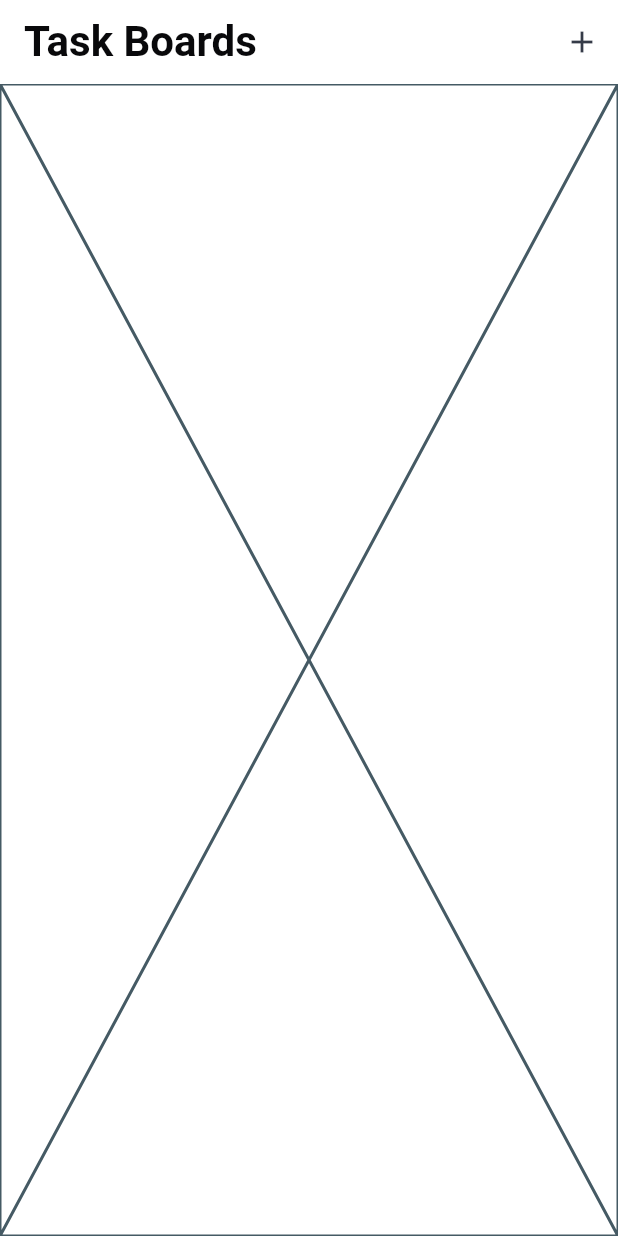
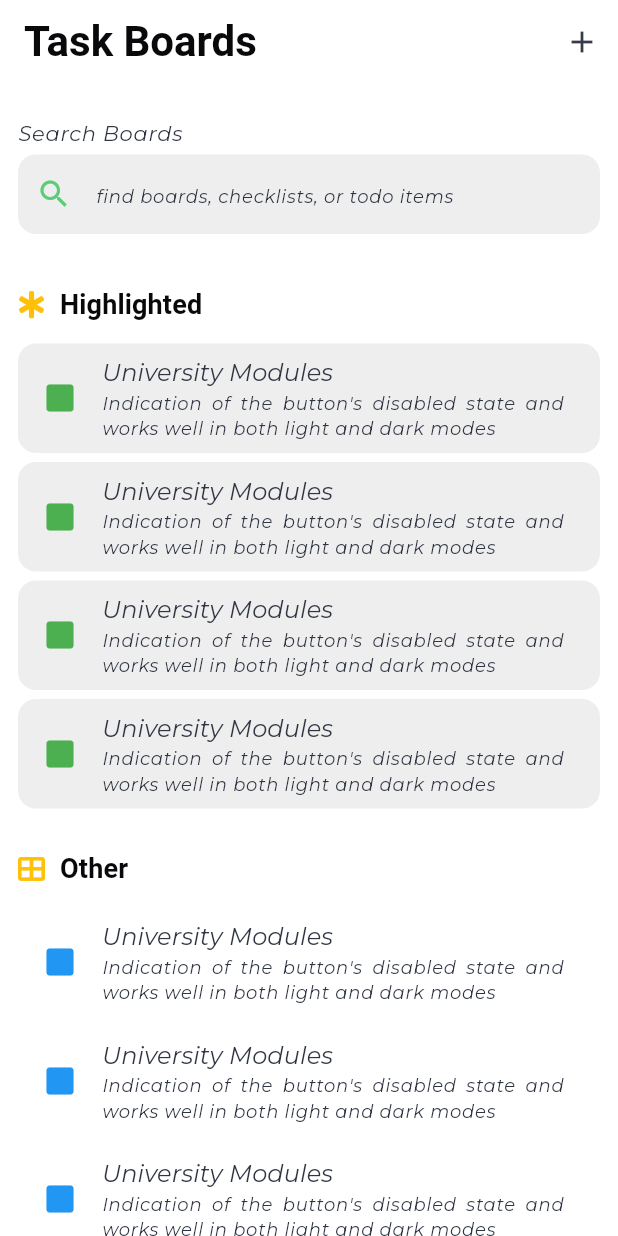
Before and after one commit to aarsh2982/GreenToad, a Flutter app: the TaskBoardsView screen opened by its route, on a phone screen of 412 x 824 dp. Run offline on Flutter 3.47's test engine with Material 3 defaults, Android fonts, the phone set to English and light mode, and no system bars; our stand-ins replace carousel_slider, flutter_riverpod, font_awesome_flutter, go_router, lottie, percent_indicator and 3 more; accounts and stored records are empty; project files that could hold a hidden picture were left out.

Commit message:
all taskboards view: completed

```diff
--- a/lib/views/shared_widgets/text_input.dart
+++ b/lib/views/shared_widgets/text_input.dart
@@ -7,6 +7,8 @@ class SharedTextInputWidget extends StatefulWidget {
   final String labelText;
   final int? maxLength;
   final int? maxLines;
+  final Widget? prefixIcon;
+  final String? hintText;
   final FormFieldValidator<String>? validatorFn;
 
   const SharedTextInputWidget({
@@ -15,6 +17,8 @@ class SharedTextInputWidget extends StatefulWidget {
     required this.labelText,
     this.maxLength,
     this.maxLines,
+    this.prefixIcon,
+    this.hintText,
     this.validatorFn,
   });
 
@@ -45,6 +49,9 @@ class _SharedTextInputWidgetState extends State<SharedTextInputWidget> {
             maxLength: (widget.maxLength == null) ? null : widget.maxLength,
             maxLines: (widget.maxLines == null) ? 1 : widget.maxLines,
             decoration: InputDecoration(
+              hintText: widget.hintText,
+              hintStyle: Theme.of(context).textTheme.labelSmall,
+              prefixIcon: widget.prefixIcon,
               filled: true,
               fillColor: Theme.of(context).primaryColor,
               border: OutlineInputBorder(
@@ -68,6 +75,11 @@ class _SharedTextInputWidgetState extends State<SharedTextInputWidget> {
             cursorColor: Theme.of(context).primaryColorDark,
             style: Theme.of(context).textTheme.bodySmall,
             validator: widget.validatorFn,
+
+            // closes system keyboard when user clicks outside the field
+            onTapOutside: (event) {
+              FocusScope.of(context).unfocus();
+            },
           ),
         ],
       ),
--- a/lib/views/taskboards/taskboards_view.dart
+++ b/lib/views/taskboards/taskboards_view.dart
@@ -1,6 +1,9 @@
 // All Task Boards View
 import 'package:flutter/material.dart';
 import 'package:go_router/go_router.dart';
+import 'package:greentoad_app/views/taskboards/widgets/find_boards.dart';
+import 'package:greentoad_app/views/taskboards/widgets/highlighted_boards.dart';
+import 'package:greentoad_app/views/taskboards/widgets/other_boards.dart';
 
 class TaskBoardsView extends StatelessWidget {
   const TaskBoardsView({super.key});
@@ -22,8 +25,14 @@ class TaskBoardsView extends StatelessWidget {
           ),
         ],
       ),
-      body: const SafeArea(
-        child: Placeholder(),
+      body: SafeArea(
+        child: ListView(
+          children: const [
+            FindBoards(),
+            HighlightedBoards(),
+            OtherBoards(),
+          ],
+        ),
       ),
     );
   }
--- /dev/null
+++ b/lib/views/taskboards/widgets/find_boards.dart
@@ -0,0 +1,34 @@
+// Find Boards widget for All TaskBoards View
+import 'package:flutter/material.dart';
+import 'package:greentoad_app/config/constants.dart';
+import 'package:greentoad_app/views/shared_widgets/text_input.dart';
+
+class FindBoards extends StatefulWidget {
+  const FindBoards({super.key});
+
+  @override
+  State<FindBoards> createState() => _FindBoardsState();
+}
+
+class _FindBoardsState extends State<FindBoards> {
+  final TextEditingController _controller = TextEditingController();
+
+  @override
+  Widget build(BuildContext context) {
+    return Padding(
+      padding: const EdgeInsets.symmetric(
+        vertical: 14.0,
+        horizontal: 12.0,
+      ),
+      child: SharedTextInputWidget(
+        controller: _controller,
+        labelText: "Search Boards",
+        hintText: "find boards, checklists, or todo items",
+        prefixIcon: const Icon(
+          Icons.search,
+          color: primaryColor,
+        ),
+      ),
+    );
+  }
+}
--- /dev/null
+++ b/lib/views/taskboards/widgets/highlighted_boards.dart
@@ -0,0 +1,81 @@
+// Hightlighted TaskBoards widget for All TaskBoards View
+import 'package:flutter/material.dart';
+import 'package:font_awesome_flutter/font_awesome_flutter.dart';
+
+class HighlightedBoards extends StatefulWidget {
+  const HighlightedBoards({super.key});
+
+  @override
+  State<HighlightedBoards> createState() => _HighlightedBoardsState();
+}
+
+class _HighlightedBoardsState extends State<HighlightedBoards> {
+  @override
+  Widget build(BuildContext context) {
+    return Padding(
+      padding: const EdgeInsets.symmetric(
+        vertical: 10.0,
+        horizontal: 12.0,
+      ),
+      child: Column(
+        crossAxisAlignment: CrossAxisAlignment.start,
+        children: [
+          _buildHeader(context),
+          for (var i = 0; i < 4; i++) _buildBoardTile(context),
+        ],
+      ),
+    );
+  }
+
+  // Header widget
+  Widget _buildHeader(BuildContext context) {
+    return Container(
+      margin: const EdgeInsets.only(bottom: 10.0),
+      child: Row(
+        children: [
+          const Icon(
+            FontAwesomeIcons.starOfLife,
+            size: 18.0,
+            color: Colors.amber,
+          ),
+          const SizedBox(width: 10.0),
+          Text(
+            "Highlighted",
+            style: Theme.of(context).textTheme.titleSmall,
+          ),
+        ],
+      ),
+    );
+  }
+
+  // ListTile Widget
+  Widget _buildBoardTile(BuildContext context) {
+    return Padding(
+      padding: const EdgeInsets.symmetric(vertical: 3.0),
+      child: ListTile(
+        leading: const Icon(
+          Icons.square_rounded,
+          color: Colors.green,
+        ),
+        title: Text(
+          "University Modules",
+          style: Theme.of(context).textTheme.labelLarge,
+        ),
+        subtitle: Text(
+          "Indication of the button's disabled state and works well in both light and dark modes",
+          maxLines: 2,
+          overflow: TextOverflow.ellipsis,
+          textAlign: TextAlign.justify,
+          style: Theme.of(context).textTheme.labelSmall,
+        ),
+        splashColor: const Color(0x319E9E9E),
+        tileColor: Theme.of(context).primaryColor,
+        selectedColor: Theme.of(context).primaryColor,
+        shape: RoundedRectangleBorder(
+          borderRadius: BorderRadius.circular(12.0),
+        ),
+        onTap: () {},
+      ),
+    );
+  }
+}
--- /dev/null
+++ b/lib/views/taskboards/widgets/other_boards.dart
@@ -0,0 +1,80 @@
+// Other TaskBoards widget for All TaskBoards View
+import 'package:flutter/material.dart';
+import 'package:font_awesome_flutter/font_awesome_flutter.dart';
+
+class OtherBoards extends StatefulWidget {
+  const OtherBoards({super.key});
+
+  @override
+  State<OtherBoards> createState() => _OtherBoardsState();
+}
+
+class _OtherBoardsState extends State<OtherBoards> {
+  @override
+  Widget build(BuildContext context) {
+    return Padding(
+      padding: const EdgeInsets.symmetric(
+        vertical: 14.0,
+        horizontal: 12.0,
+      ),
+      child: Column(
+        crossAxisAlignment: CrossAxisAlignment.start,
+        children: [
+          _buildHeader(context),
+          for (var i = 0; i < 8; i++) _buildBoardTile(context),
+        ],
+      ),
+    );
+  }
+
+  // Header widget
+  Widget _buildHeader(BuildContext context) {
+    return Container(
+      margin: const EdgeInsets.only(bottom: 10.0),
+      child: Row(
+        children: [
+          const Icon(
+            FontAwesomeIcons.tableCellsLarge,
+            size: 18.0,
+            color: Colors.amber,
+          ),
+          const SizedBox(width: 10.0),
+          Text(
+            "Other",
+            style: Theme.of(context).textTheme.titleSmall,
+          ),
+        ],
+      ),
+    );
+  }
+
+  // ListTile Widget
+  Widget _buildBoardTile(BuildContext context) {
+    return Padding(
+      padding: const EdgeInsets.symmetric(vertical: 3.0),
+      child: ListTile(
+        leading: const Icon(
+          Icons.square_rounded,
+          color: Colors.blue,
+        ),
+        title: Text(
+          "University Modules",
+          style: Theme.of(context).textTheme.labelLarge,
+        ),
+        subtitle: Text(
+          "Indication of the button's disabled state and works well in both light and dark modes",
+          maxLines: 2,
+          overflow: TextOverflow.ellipsis,
+          textAlign: TextAlign.justify,
+          style: Theme.of(context).textTheme.labelSmall,
+        ),
+        splashColor: const Color(0x319E9E9E),
+        selectedColor: Theme.of(context).primaryColor,
+        shape: RoundedRectangleBorder(
+          borderRadius: BorderRadius.circular(12.0),
+        ),
+        onTap: () {},
+      ),
+    );
+  }
+}
```
Also changed, not shown: lib/routes/router.dart (+3 -24 lines), lib/views/notifications/single_notification_view.dart (+13 -29 lines), lib/views/shared_widgets/buttons.dart (added, +54 -0 lines), lib/views/taskboards/widgets/new_taskboard_form.dart (+20 -39 lines).
